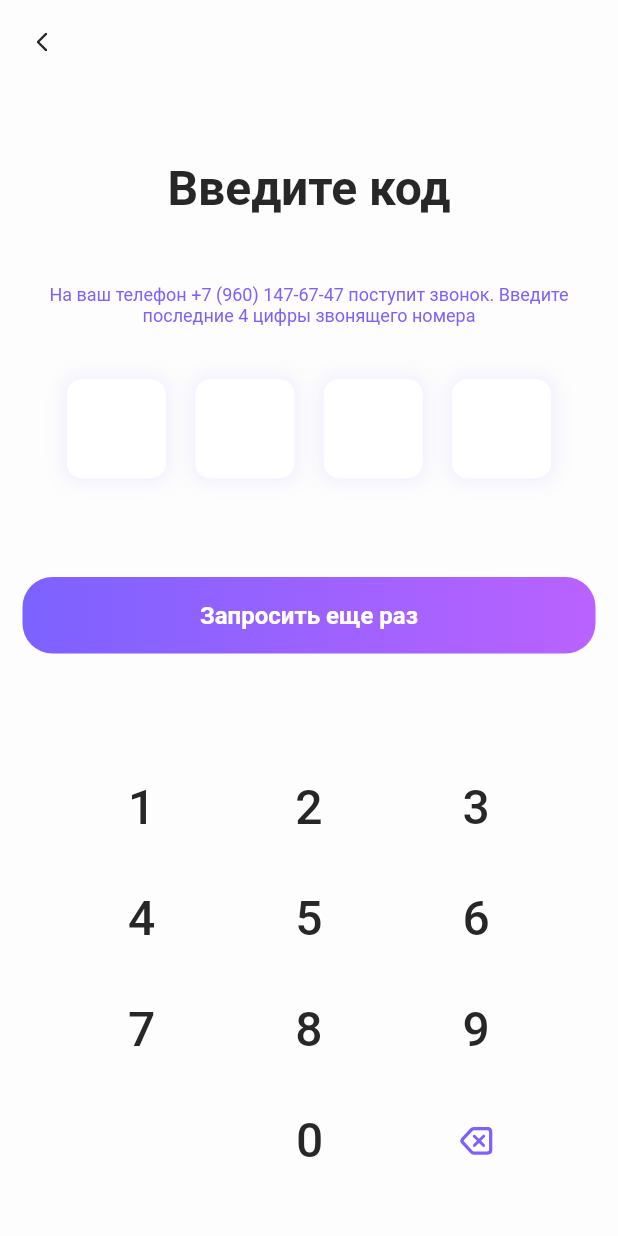
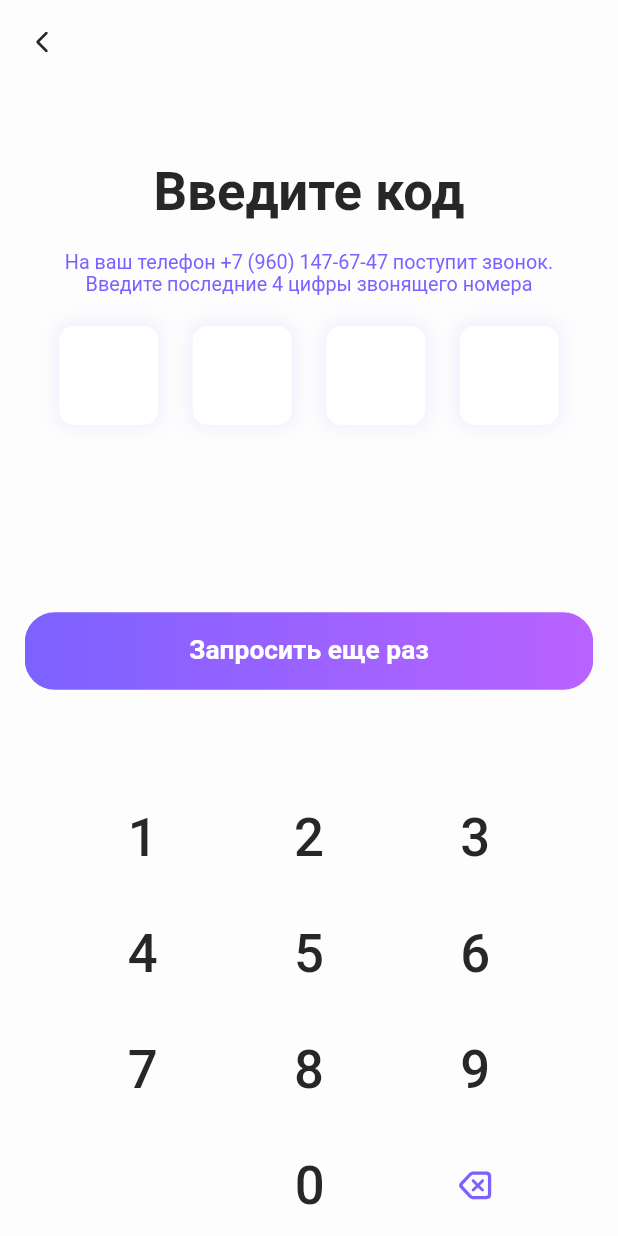
Before and after one commit to Daniel-Shegida/pincode, a Flutter app: the screen it shows after launch, after a tap on the "add" icon, on a phone screen of 412 x 824 dp. Run offline on Flutter 3.47's test engine with Material 2 defaults, Android fonts, the phone set to English and light mode, and no system bars; our stand-ins replace flutter_screenutil, flutter_svg.

Commit message:
feat(screen_utils): added screen_utils

```diff
--- a/lib/presentation/my_app.dart
+++ b/lib/presentation/my_app.dart
@@ -1,4 +1,5 @@
 import 'package:flutter/material.dart';
+import 'package:flutter_screenutil/flutter_screenutil.dart';
 import 'package:untitled/presentation/main/ui/screens/main_screen.dart';
 
 /// иницилизация  проекта
@@ -7,11 +8,17 @@ class MyApp extends StatelessWidget {
 
   @override
   Widget build(BuildContext context) {
-    return MaterialApp(
-      theme: ThemeData(
-        primarySwatch: Colors.blue,
-      ),
-      home: const MyHomePage(),
+    return ScreenUtilInit(
+      designSize: const Size(375, 812),
+      useInheritedMediaQuery: true,
+      builder: (_, __) {
+        return MaterialApp(
+          theme: ThemeData(
+            primarySwatch: Colors.blue,
+          ),
+          home: const MyHomePage(),
+        );
+      },
     );
   }
 }
--- a/lib/presentation/pin_code/ui/screens/pin_code_screen.dart
+++ b/lib/presentation/pin_code/ui/screens/pin_code_screen.dart
@@ -1,4 +1,5 @@
 import 'package:flutter/material.dart';
+import 'package:flutter_screenutil/flutter_screenutil.dart';
 import 'package:flutter_svg/flutter_svg.dart';
 import 'package:untitled/presentation/res/colors/project_colors.dart';
 import 'package:untitled/presentation/res/icons/project_icons.dart';
@@ -44,48 +45,42 @@ class _PinCodeScreenState extends State<PinCodeScreen> {
         backgroundColor: ProjectColors.backGroundColor,
         appBar: BasicTransparentAppBar(),
         body: Padding(
-          padding: const EdgeInsets.symmetric(
-            horizontal: 15,
+          padding: EdgeInsets.symmetric(
+            horizontal: 15.w,
           ),
           child: SingleChildScrollView(
-            child: SizedBox(
-              height: MediaQuery.of(context).size.height * 0.9,
             child: Column(
               mainAxisAlignment: MainAxisAlignment.spaceBetween,
               crossAxisAlignment: CrossAxisAlignment.center,
               children: [
                 // Spacer(flex: 1,),
                 SizedBox(
-                    height: 16,
+                  height: 50.h,
                 ),
-                  Padding(
-                    padding: const EdgeInsets.symmetric(vertical: 10),
-                    child: Text(
+                Text(
                   ProjectStrings.pinCodeTitle,
                   style: ProjectStyles.boldBlack32Lato,
                 ),
+                SizedBox(
+                  height: 19.h,
                 ),
-                  Padding(
-                    padding: const EdgeInsets.symmetric(vertical: 10),
-                    child: Text(
+                Text(
                   ProjectStrings.pincodeHint(_phoneNumber),
                   style: ProjectStyles.regularPurple12Lato,
                   textAlign: TextAlign.center,
                 ),
+                SizedBox(
+                  height: 20.h,
                 ),
-                  Padding(
-                    padding: const EdgeInsets.symmetric(horizontal: 10),
-                    child: PincodeRow(
+                PincodeRow(
                   numbers: _pincodeSmsList,
                 ),
+                SizedBox(
+                  height: 123.h,
                 ),
-                  SizedBox(
-                    height: 16,
-                  ),
-                  // Spacer(flex: 4,),
                 MyElevatedButton(
                   width: double.infinity,
-                    height: 51,
+                  height: 51.h,
                   onPressed: () {},
                   borderRadius: BorderRadius.circular(20),
                   gradient: ProjectColors.gradient,
@@ -96,14 +91,13 @@ class _PinCodeScreenState extends State<PinCodeScreen> {
                 ),
                 // Spacer(flex: 1,),
                 SizedBox(
-                    height: 16,
+                  height: 59.h,
                 ),
                 PincodeKeyboard(
                   onNumberPressed: onNumberPressed,
                   onDeletePressed: onDeletePressed,
                 )
               ],
-              ),
             ),
           ),
         ),
@@ -309,7 +303,7 @@ class _PinCodeKey extends StatelessWidget {
         onPressed(pincodeNumber);
       },
       child: Padding(
-        padding: const EdgeInsets.all(10),
+        padding: EdgeInsets.all(10.h),
         child: Text(
           pincodeNumber.toString(),
           style: ProjectStyles.mediumBlack32Lato,
@@ -328,7 +322,7 @@ class _PinCodeDelete extends StatelessWidget {
     return TextButton(
       onPressed: onPressed,
       child: Padding(
-        padding: const EdgeInsets.all(10),
+        padding: EdgeInsets.all(10.h),
         child: SvgPicture.asset(
           ProjectIcons.iDelete,
           color: ProjectColors.purple,
--- a/lib/presentation/res/styles/project_styles.dart
+++ b/lib/presentation/res/styles/project_styles.dart
@@ -1,33 +1,34 @@
 import 'package:flutter/material.dart';
+import 'package:flutter_screenutil/flutter_screenutil.dart';
 import 'package:untitled/presentation/res/colors/project_colors.dart';
 
 /// стили проекта
 abstract class ProjectStyles {
-  static TextStyle boldBlack32Lato = const TextStyle(
-    fontSize: 32,
+  static TextStyle boldBlack32Lato = TextStyle(
+    fontSize: 32.sp,
     fontWeight: FontWeight.bold,
     color: ProjectColors.black,
   );
 
-  static TextStyle regularPurple12Lato = const TextStyle(
-    fontSize: 12,
+  static TextStyle regularPurple12Lato = TextStyle(
+    fontSize: 12.sp,
     color: ProjectColors.purple,
   );
 
-  static TextStyle boldPurple32Lato = const TextStyle(
-    fontSize: 32,
+  static TextStyle boldPurple32Lato = TextStyle(
+    fontSize: 32.sp,
     fontWeight: FontWeight.bold,
     color: ProjectColors.purple,
   );
 
-  static TextStyle boldWhite16Lato = const TextStyle(
-    fontSize: 16,
+  static TextStyle boldWhite16Lato = TextStyle(
+    fontSize: 16.sp,
     fontWeight: FontWeight.bold,
     color: ProjectColors.white,
   );
 
-  static TextStyle mediumBlack32Lato = const TextStyle(
-    fontSize: 32,
+  static TextStyle mediumBlack32Lato = TextStyle(
+    fontSize: 32.sp,
     fontWeight: FontWeight.w500,
     color: ProjectColors.black,
   );
--- a/lib/presentation/ui_kit/back__icon_button.dart
+++ b/lib/presentation/ui_kit/back__icon_button.dart
@@ -1,4 +1,5 @@
 import 'package:flutter/material.dart';
+import 'package:flutter_screenutil/flutter_screenutil.dart';
 import 'package:flutter_svg/flutter_svg.dart';
 import 'package:untitled/presentation/res/icons/project_icons.dart';
 
@@ -13,8 +14,8 @@ class BackIconButton extends StatelessWidget {
       onPressed: onPressed,
       icon: SvgPicture.asset(
         ProjectIcons.iShevronLeft,
-        width: 7,
-        height: 14,
+        width: 7.w,
+        height: 14.h,
       ),
     );
   }
--- a/pubspec.yaml
+++ b/pubspec.yaml
@@ -12,6 +12,7 @@ dependencies:
 
   cupertino_icons: ^1.0.2
   flutter_svg: ^2.0.5
+  flutter_screenutil: ^5.8.1
 
 dev_dependencies:
   flutter_test:
```
Also changed, not shown: pubspec.lock. Lines whose indentation alone changed are shown as unchanged.
